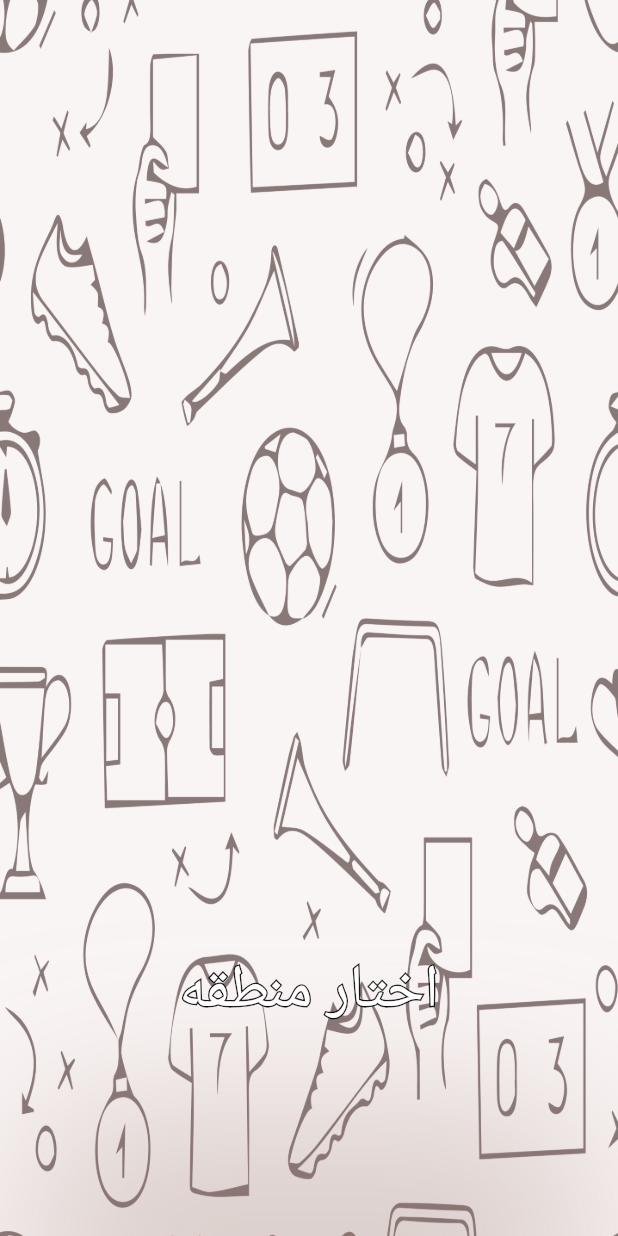
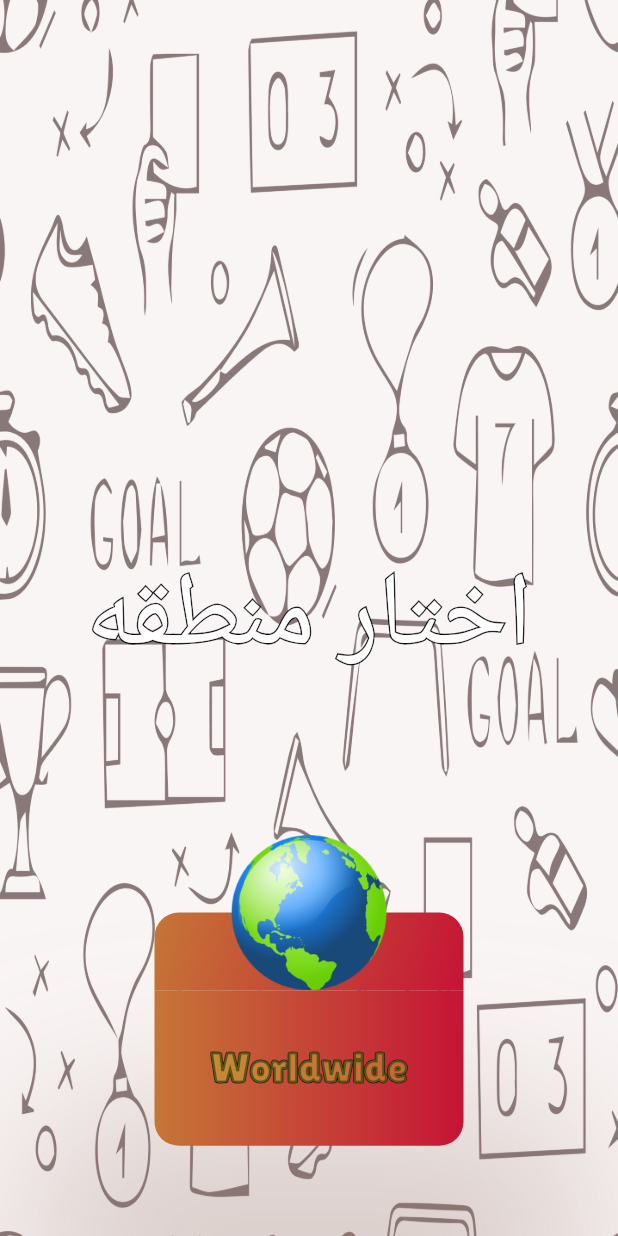
Before and after one commit to AhmedMostafa809/saba7o_app, a Flutter app: the screen it shows after launch, on a phone screen of 412 x 824 dp. Run offline on Flutter 3.47's test engine with Material 2 defaults, Android fonts, the phone set to English and light mode, and no system bars; our stand-ins replace bloc, firebase_core, firebase_storage, flutter_bloc, get, google_fonts and 2 more; missing offline and left inert: flutter_flip_card, flutter_ringtone_player; accounts and stored records are empty; Roboto replaces fonts that are missing (Lalezar).

```diff
--- a/lib/constants/utils.dart
+++ b/lib/constants/utils.dart
@@ -2,12 +2,13 @@
 
 import 'package:flutter/material.dart';
 import 'package:google_fonts/google_fonts.dart';
+import 'package:just_audio/just_audio.dart';
 import 'package:sizer/sizer.dart';
 
 import 'app_colors.dart';
 
 class AppConstants {
-
+  static var player = AudioPlayer();
   static bool? isLocal;
 
 
@@ -30,14 +31,14 @@ class AppConstants {
 
 
   static TextStyle mainFontStroke = GoogleFonts.lalezar(
-    fontSize: 40,
+    fontSize: 50.sp,
     foreground: Paint()
       ..style = PaintingStyle.stroke
       ..strokeWidth = 2
       ..color = Colors.black87,
   );
   static TextStyle mainFont = GoogleFonts.lalezar(
-      fontSize: 40, fontWeight: FontWeight.w400, color: Colors.white);
+      fontSize: 50.sp, fontWeight: FontWeight.w400, color: Colors.white);
 }
 
 
@@ -55,11 +56,11 @@ class AppAssets{
 
 
 class AppSounds{
-  static String worldWide = "assets/messi.mp3";
-  static String egyptianLeague = "assets/wtf.mp3";
-  static String EZ = "assets/EZ.mp3";
-  static String Mid = "assets/Mid.mp3";
-  static String Hard = "assets/Hard.mp3";
-  static String timeOut = "assets/TimeOut.mp3";
+  static String worldWide = "asset:assets/messi.mp3";
+  static String egyptianLeague = "asset:assets/wtf.mp3";
+  static String EZ = "asset:assets/EZ.mp3";
+  static String Mid = "asset:assets/Mid.mp3";
+  static String Hard = "asset:assets/Hard.mp3";
+  static String timeOut = "asset:assets/TimeOut.mp3";
 
 }
--- a/lib/view/custom_widgets/containers_lists/containers_lists.dart
+++ b/lib/view/custom_widgets/containers_lists/containers_lists.dart
@@ -8,14 +8,7 @@ import 'package:saba7o_app/view/pages/play_page.dart';
 
 class ContainersLists {
    static List<Widget>  regionContainers= [
-     Center(
-         child: FittedBox(
-             child: StrokeText(
-                 text: "اختار منطقه",
-                 strokeStyle: AppConstants.mainFontStroke,
-                 txtStyle: AppConstants.mainFont)
 
-         )),
      CustomRegionContainer(
        hasSound: true,
        navigationPage: const ChooseDifficultyPage(),
@@ -36,14 +29,7 @@ class ContainersLists {
 
 
   static List<Widget> difficultyContainers = [
-    Center(
-        child: FittedBox(
-            child: StrokeText(
-                text: "اختار مستوى",
-                strokeStyle: AppConstants.mainFontStroke,
-                txtStyle: AppConstants.mainFont)
-            // Text("اختار مستوى", style: AppConstants.mainFont),
-            )),
+
     CustomDifficultyContainer(
       hasSound: true,
       navigationPage: const PasswordGamePage(),
--- a/lib/view/pages/choose_region_page.dart
+++ b/lib/view/pages/choose_region_page.dart
@@ -4,6 +4,8 @@ import 'package:flutter/material.dart';
 import 'package:saba7o_app/constants/app_colors.dart';
 import 'package:saba7o_app/constants/utils.dart';
 import 'package:saba7o_app/view/custom_widgets/containers_lists/containers_lists.dart';
+
+import '../custom_widgets/stroke_txt.dart';
 
 class RegionPage extends StatefulWidget {
   const RegionPage({Key? key}) : super(key: key);
@@ -48,6 +50,7 @@ class _RegionPageState extends State<RegionPage> {
           backgroundColor: AppColors.backGround.withAlpha(15),
           body: Stack(
             children: [
+
               //shadow position
               Positioned(
                   left: 20,
@@ -71,7 +74,14 @@ class _RegionPageState extends State<RegionPage> {
                 itemCount: ContainersLists.regionContainers.length + 1,
                 itemBuilder: (context, index) {
                   if (index == 0) {
-                    return const SizedBox.shrink();
+                    return  Center(
+                        child: FittedBox(
+                            child: StrokeText(
+                                text: "اختار منطقه",
+                                strokeStyle: AppConstants.mainFontStroke,
+                                txtStyle: AppConstants.mainFont)
+
+                        ));
                   }
                   final regionContainer =
                       ContainersLists.regionContainers[index - 1];
--- a/pubspec.yaml
+++ b/pubspec.yaml
@@ -46,6 +46,12 @@ dependencies:
   firebase_storage: ^11.2.7
   firebase_core: ^2.16.0
   cached_network_image: ^3.3.0
+#  animated_flip_card: ^1.0.2
+  flutter_flip_card: ^0.0.4
+  bloc: ^8.1.2
+  flutter_bloc: ^8.1.3
+#  audioplayers: ^5.1.0
+  just_audio: ^0.9.35
 dev_dependencies:
   flutter_test:
     sdk: flutter
```
Also changed, not shown: lib/main.dart (+12 -1 lines), lib/view/custom_widgets/custom_containers/custom_difficulty_container.dart (+5 -2 lines), lib/view/custom_widgets/custom_containers/custom_region_container.dart (+8 -5 lines), lib/view/pages/choose_difficulty_page.dart (+10 -1 lines), lib/view/pages/play_page.dart (+63 -79 lines), lib/view_model/get_palyers/get_random_player_cubit.dart (added, +40 -0 lines), lib/view_model/get_palyers/get_random_player_state.dart (added, +23 -0 lines), pubspec.lock, 1 other file.
